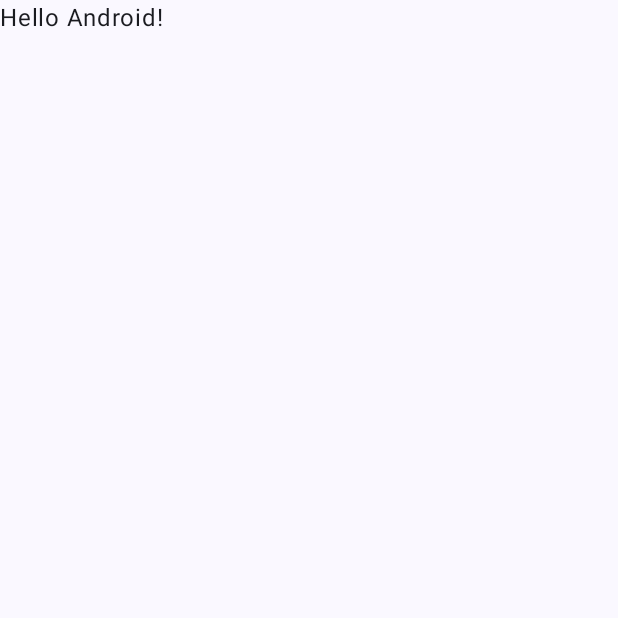
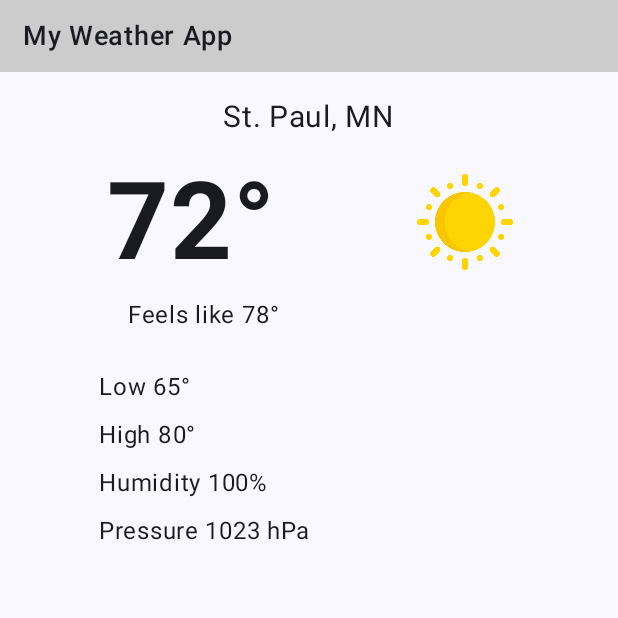
Before and after one commit to aaronsnguyen/MobileApplicationWeatherApp, an Android app built with Jetpack Compose: the screen it shows after launch (MainActivity), on a phone screen of 412 x 824 dp, the top half of it. Before the commit the part shown is almost empty. Run offline under Robolectric (Android 15) with nearby library versions, the phone set to English and light mode, and no system bars.

Commit message:
Assignment 2: making a static UI and preparing API key:7cc666f9acdf29ce05bed1107e0cc840

```diff
--- a/app/src/main/java/com/example/mobileapplicationweatherapp/MainActivity.kt
+++ b/app/src/main/java/com/example/mobileapplicationweatherapp/MainActivity.kt
@@ -3,27 +3,34 @@ package com.example.mobileapplicationweatherapp
 import android.os.Bundle
 import androidx.activity.ComponentActivity
 import androidx.activity.compose.setContent
-import androidx.activity.enableEdgeToEdge
-import androidx.compose.foundation.layout.fillMaxSize
-import androidx.compose.foundation.layout.padding
-import androidx.compose.material3.Scaffold
+import androidx.compose.foundation.Image
+import androidx.compose.foundation.background
+import androidx.compose.foundation.layout.*
+import androidx.compose.material3.MaterialTheme
+import androidx.compose.material3.Surface
 import androidx.compose.material3.Text
 import androidx.compose.runtime.Composable
+import androidx.compose.ui.Alignment
 import androidx.compose.ui.Modifier
+import androidx.compose.ui.graphics.Color
+import androidx.compose.ui.res.painterResource
+import androidx.compose.ui.res.stringResource
+import androidx.compose.ui.text.font.FontWeight
 import androidx.compose.ui.tooling.preview.Preview
+import androidx.compose.ui.unit.dp
+import androidx.compose.ui.unit.sp
 import com.example.mobileapplicationweatherapp.ui.theme.MobileApplicationWeatherAppTheme
 
 class MainActivity : ComponentActivity() {
     override fun onCreate(savedInstanceState: Bundle?) {
         super.onCreate(savedInstanceState)
-        enableEdgeToEdge()
         setContent {
             MobileApplicationWeatherAppTheme {
-                Scaffold(modifier = Modifier.fillMaxSize()) { innerPadding ->
-                    Greeting(
-                        name = "Android",
-                        modifier = Modifier.padding(innerPadding)
-                    )
+                Surface(
+                    modifier = Modifier.fillMaxSize(),
+                    color = MaterialTheme.colorScheme.background
+                ) {
+                    WeatherScreen()
                 }
             }
         }
@@ -31,17 +38,121 @@ class MainActivity : ComponentActivity() {
 }
 
 @Composable
-fun Greeting(name: String, modifier: Modifier = Modifier) {
-    Text(
-        text = "Hello $name!",
-        modifier = modifier
-    )
+fun WeatherScreen() {
+    Column(
+        modifier = Modifier.fillMaxSize()
+    ) {
+        // App Bar
+        Box(
+            modifier = Modifier
+                .fillMaxWidth()
+                .background(Color.LightGray)
+                .padding(vertical = 12.dp),
+            contentAlignment = Alignment.CenterStart
+        ) {
+            Text(
+                text = stringResource(R.string.app_name),
+                fontWeight = FontWeight.Medium,
+                fontSize = 18.sp,
+                modifier = Modifier.offset(x = 15.dp)
+            )
+        }
+
+        // Weather Content
+        Column(
+            modifier = Modifier
+                .fillMaxSize()
+                .padding(2.dp),
+            horizontalAlignment = Alignment.CenterHorizontally
+        ) {
+            Spacer(modifier = Modifier.height(16.dp))
+
+            // Location
+            Text(
+                text = stringResource(R.string.location),
+                fontSize = 20.sp
+            )
+
+            Spacer(modifier = Modifier.height(16.dp))
+
+            // Current Temperature with Sun Icon
+            Row(
+                verticalAlignment = Alignment.CenterVertically,
+                horizontalArrangement = Arrangement.Center,
+                modifier = Modifier.fillMaxWidth()
+            ) {
+                // Temperature
+                Text(
+                    text = stringResource(R.string.current_temp),
+                    fontSize = 72.sp,
+                    fontWeight = FontWeight.Bold,
+                    modifier = Modifier.offset(x = (-35).dp)
+                )
+
+                Spacer(modifier = Modifier.width(24.dp))
+
+                // Sun Icon
+                Image(
+                    painter = painterResource(id = R.drawable.ic_sunny),
+                    contentDescription = stringResource(R.string.sunny_icon_description),
+                    modifier = Modifier
+                        .size(64.dp)
+                        .offset(x = 35.dp)
+                )
+            }
+
+            Spacer(modifier = Modifier.height(8.dp))
+
+            // Feels like temperature
+            Text(
+                text = stringResource(R.string.feels_like_temp),
+                fontSize = 16.sp,
+                modifier = Modifier.offset(x = (-70).dp)
+            )
+
+            Spacer(modifier = Modifier.height(24.dp))
+
+            // Weather details aligned to start
+            Column(
+                modifier = Modifier
+                    .fillMaxWidth()
+                    .padding(horizontal = 64.dp),
+                horizontalAlignment = Alignment.Start
+            ) {
+                Text(
+                    text = stringResource(R.string.low_temp),
+                    fontSize = 16.sp
+                )
+
+                Spacer(modifier = Modifier.height(8.dp))
+
+                Text(
+                    text = stringResource(R.string.high_temp),
+                    fontSize = 16.sp
+                )
+
+                Spacer(modifier = Modifier.height(8.dp))
+
+                Text(
+                    text = stringResource(R.string.humidity),
+                    fontSize = 16.sp
+                )
+
+                Spacer(modifier = Modifier.height(8.dp))
+
+                Text(
+                    text = stringResource(R.string.pressure),
+                    fontSize = 16.sp
+                )
+            }
+        }
+    }
 }
 
 @Preview(showBackground = true)
 @Composable
-fun GreetingPreview() {
+fun WeatherScreenPreview() {
     MobileApplicationWeatherAppTheme {
-        Greeting("Android")
+        WeatherScreen()
     }
 }
--- a/app/src/main/res/values/strings.xml
+++ b/app/src/main/res/values/strings.xml
@@ -1,3 +1,11 @@
 <resources>
-    <string name="app_name">MobileApplicationWeatherApp</string>
+    <string name="app_name">My Weather App</string>
+    <string name="location">St. Paul, MN</string>
+    <string name="current_temp">72°</string>
+    <string name="feels_like_temp">Feels like 78°</string>
+    <string name="low_temp">Low 65°</string>
+    <string name="high_temp">High 80°</string>
+    <string name="humidity">Humidity 100%</string>
+    <string name="pressure">Pressure 1023 hPa</string>
+    <string name="sunny_icon_description">Sunny weather icon</string>
 </resources>
```
Also changed, not shown: app/src/main/res/drawable/ic_sunny.png (added).
